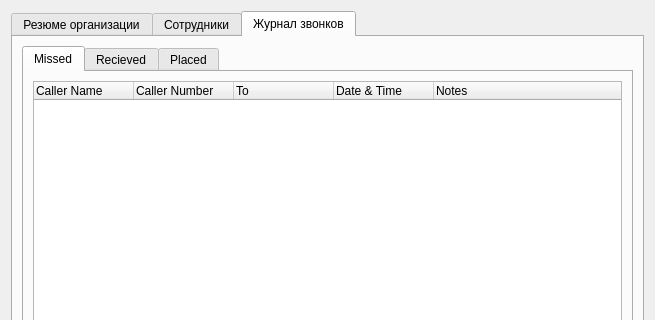
Before: the Qt Designer form ViewOrgContactDialog.ui in okostynchuk/Outcall, drawn with Qt 5; both pictures show x 0 to 655 and y 0 to 320 of the 655 by 475 pixel window.
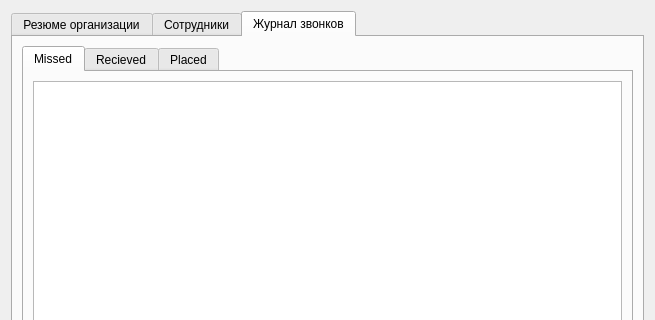
After: the same form once the commit is applied. The open tabs and pages were chosen to show the change. Icons and pictures are not drawn.

Diff of the .ui file:
```diff
--- a/ViewOrgContactDialog.ui
+++ b/ViewOrgContactDialog.ui
@@ -518,56 +518,7 @@
           </attribute>
           <layout class="QGridLayout" name="gridLayout_10">
            <item row="0" column="0">
-            <widget class="QTreeWidget" name="treeWidgetMissed_2">
-             <property name="minimumSize">
-              <size>
-               <width>0</width>
-               <height>0</height>
-              </size>
-             </property>
-             <property name="layoutDirection">
-              <enum>Qt::LeftToRight</enum>
-             </property>
-             <property name="selectionMode">
-              <enum>QAbstractItemView::ExtendedSelection</enum>
-             </property>
-             <property name="rootIsDecorated">
-              <bool>false</bool>
-             </property>
-             <property name="columnCount">
-              <number>5</number>
-             </property>
-             <column>
-              <property name="text">
-               <string>Caller Name</string>
-              </property>
-             </column>
-             <column>
-              <property name="text">
-               <string notr="true">Caller Number</string>
-              </property>
-             </column>
-             <column>
-              <property name="text">
-               <string notr="true">To</string>
-              </property>
-             </column>
-             <column>
-              <property name="text">
-               <string notr="true">Date &amp; Time</string>
-              </property>
-              <property name="font">
-               <font>
-                <stylestrategy>PreferAntialias</stylestrategy>
-               </font>
-              </property>
-             </column>
-             <column>
-              <property name="text">
-               <string>Notes</string>
-              </property>
-             </column>
-            </widget>
+            <widget class="QTableView" name="tableView_2"/>
            </item>
           </layout>
          </widget>
```
Left out of the diff: 71 changed lines with no effect on the pictures.
